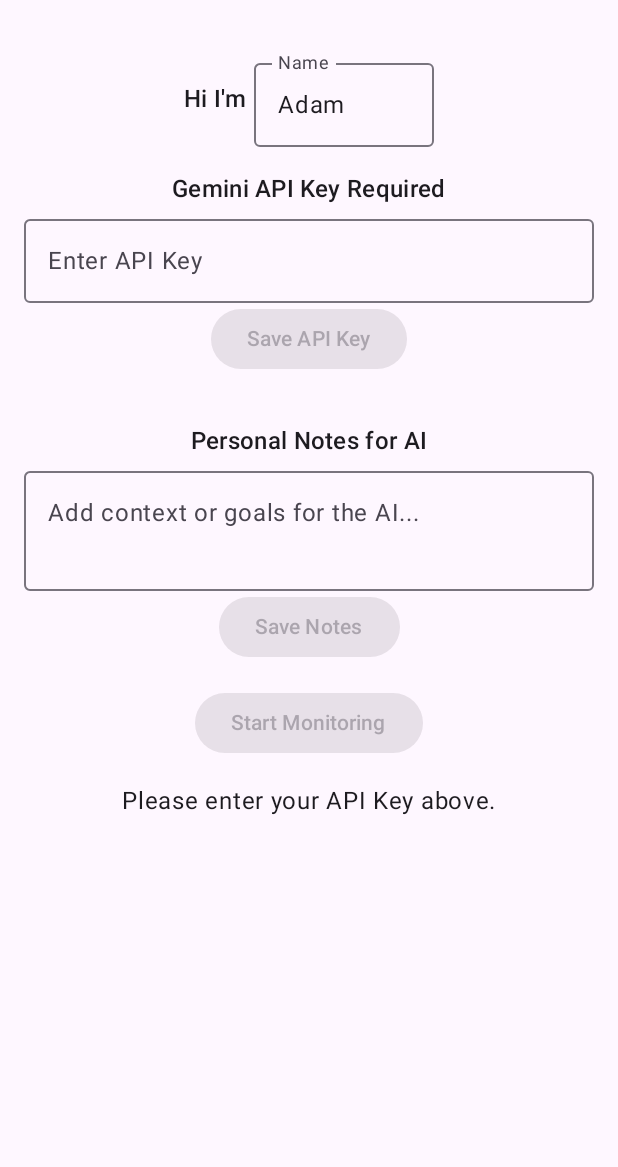
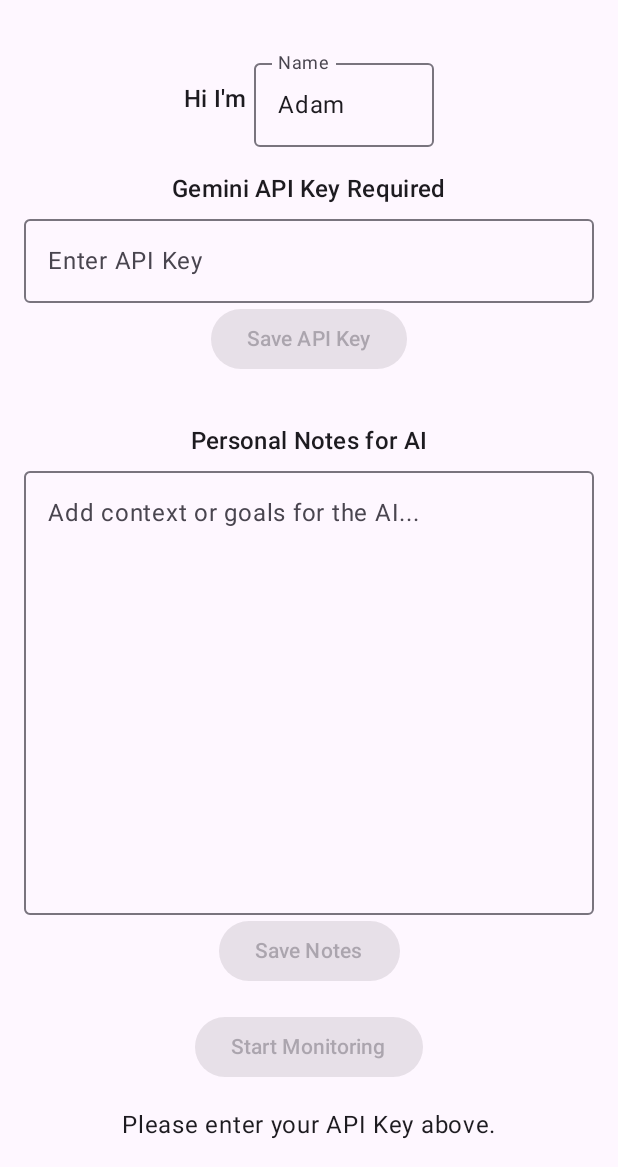
Before and after one commit to Fdondi/distraction-linter, an Android app built with Jetpack Compose: the screen it shows after launch (MainActivity), on a phone screen of 412 x 824 dp, the part 69-1236 px from its top. Run offline under Robolectric (Android 15) with nearby library versions, the phone set to English and light mode, and no system bars.

Commit message:
add scrollbar to instructions text

```diff
--- a/app/build.gradle.kts
+++ b/app/build.gradle.kts
@@ -77,9 +77,11 @@ dependencies {
     implementation(libs.kotlinx.coroutines.android)
     implementation(libs.androidx.navigation.compose)
     implementation(libs.androidx.material.icons.extended)
+    implementation("androidx.compose.foundation:foundation")
 
     // Handlebars for proper templating
     implementation("com.github.jknack:handlebars:4.4.0")
+    implementation(libs.androidx.compose.runtime)
 
     testImplementation(libs.junit)
     androidTestImplementation(libs.androidx.junit)
--- a/app/src/main/java/com/example/timelinter/MainActivity.kt
+++ b/app/src/main/java/com/example/timelinter/MainActivity.kt
@@ -12,9 +12,8 @@ import android.util.Log
 import androidx.activity.ComponentActivity
 import androidx.activity.compose.setContent
 import androidx.activity.result.contract.ActivityResultContracts
-import androidx.compose.foundation.background
 import androidx.compose.foundation.layout.*
-import androidx.compose.foundation.shape.RoundedCornerShape
+// import androidx.compose.foundation.shape.RoundedCornerShape // Not used after removing Box with border
 import androidx.compose.material.icons.Icons
 import androidx.compose.material.icons.automirrored.filled.List
 import androidx.compose.material.icons.filled.Timer
@@ -28,6 +27,16 @@ import androidx.compose.ui.text.input.PasswordVisualTransformation
 import androidx.compose.ui.unit.dp
 import androidx.compose.ui.res.stringResource
 import androidx.core.content.ContextCompat
+import com.example.timelinter.ui.components.ScrollableTextFieldWithScrollbar
+
+// Removed Desktop-specific or BasicTextField-specific imports:
+// import androidx.compose.foundation.text.BasicTextField
+// import androidx.compose.foundation.rememberScrollState
+// import androidx.compose.foundation.verticalScroll
+// import androidx.compose.foundation.VerticalScrollbar
+// import androidx.compose.foundation.rememberScrollbarAdapter
+// import androidx.compose.foundation.border
+// import androidx.compose.material3.LocalTextStyle
 
 class MainActivity : ComponentActivity() {
 
@@ -261,15 +270,9 @@ class MainActivity : ComponentActivity() {
     private fun isServiceRunning(serviceClass: Class<*>): Boolean {
         val manager = getSystemService(Context.ACTIVITY_SERVICE) as android.app.ActivityManager
         // Use the modern approach for checking running services
-        return if (Build.VERSION.SDK_INT >= Build.VERSION_CODES.M) {
-            manager.getRunningAppProcesses()?.any { processInfo ->
-                processInfo.processName == packageName && processInfo.importance == android.app.ActivityManager.RunningAppProcessInfo.IMPORTANCE_FOREGROUND_SERVICE
-            } ?: false
-        } else {
-            // Fallback for older versions - check if service is bound or running
-            // This is a simplified check since getRunningServices is deprecated
-            false
-        }
+        return manager.runningAppProcesses?.any { processInfo ->
+            processInfo.processName == packageName && processInfo.importance == android.app.ActivityManager.RunningAppProcessInfo.IMPORTANCE_FOREGROUND_SERVICE
+        } ?: false
     }
 }
 
@@ -390,14 +393,15 @@ fun TimeLinterApp(
                 text = "Personal Notes for AI",
                 style = MaterialTheme.typography.titleMedium
             )
-            OutlinedTextField(
+            ScrollableTextFieldWithScrollbar (
                 value = userNotesInput,
                 onValueChange = { userNotesInput = it },
-                label = { Text("Add context or goals for the AI...") },
-                placeholder = { Text("e.g., I'm trying to focus on work, help me stay productive") },
-                modifier = Modifier.fillMaxWidth(),
-                minLines = 2,
-                maxLines = 4
+                label = "Add context or goals for the AI..." ,
+                // placeholder = { Text("e.g., I'm trying to focus on work, help me stay productive") },
+                modifier = Modifier
+                    .fillMaxWidth()
+                    .weight(1f), // Make it expand
+                // minLines = 8 // Increase default size, allows it to grow beyond this too
             )
             Button(
                 onClick = { onSaveUserNotes(userNotesInput) },
--- /dev/null
+++ b/app/src/main/java/com/example/timelinter/ui/components/ScrollableTextFieldWithScrollbar.kt
@@ -0,0 +1,85 @@
+package com.example.timelinter.ui.components
+
+import androidx.compose.foundation.background
+import androidx.compose.foundation.layout.Box
+import androidx.compose.foundation.layout.fillMaxHeight
+import androidx.compose.foundation.layout.fillMaxSize
+import androidx.compose.foundation.layout.height
+import androidx.compose.foundation.layout.offset
+import androidx.compose.foundation.layout.padding
+import androidx.compose.foundation.layout.width
+import androidx.compose.foundation.rememberScrollState
+import androidx.compose.foundation.shape.RoundedCornerShape
+import androidx.compose.foundation.verticalScroll
+import androidx.compose.material3.OutlinedTextField
+import androidx.compose.material3.Text
+import androidx.compose.runtime.Composable
+import androidx.compose.runtime.getValue
+import androidx.compose.runtime.mutableIntStateOf
+import androidx.compose.runtime.remember
+import androidx.compose.runtime.setValue
+import androidx.compose.ui.Alignment
+import androidx.compose.ui.Modifier
+import androidx.compose.ui.draw.clip
+import androidx.compose.ui.graphics.Color
+import androidx.compose.ui.layout.onSizeChanged
+import androidx.compose.ui.platform.LocalDensity
+import androidx.compose.ui.unit.IntOffset
+import androidx.compose.ui.unit.dp
+
+@Composable
+fun ScrollableTextFieldWithScrollbar(
+    value: String,
+    onValueChange: (String) -> Unit,
+    modifier: Modifier = Modifier,
+    label: String = "Notes"
+) {
+    val scrollState = rememberScrollState()
+    var viewportPx by remember { mutableIntStateOf(0) }
+    val density = LocalDensity.current
+
+    Box(
+        modifier
+            .onSizeChanged { viewportPx = it.height } // height of visible area
+    ) {
+        OutlinedTextField(
+            value = value,
+            onValueChange = onValueChange,
+            label = { Text(label) },
+            modifier = Modifier
+                .fillMaxSize()
+                .verticalScroll(scrollState), // important: make the text scrollable
+            maxLines = Int.MAX_VALUE,
+        )
+
+        // Draw a thumb if overflowed
+        if (scrollState.maxValue > 0 && viewportPx > 0) {
+            val viewportF = viewportPx.toFloat()
+            val contentF = viewportF + scrollState.maxValue.toFloat()
+
+            val proportion = (viewportF / contentF).coerceIn(0f, 1f)
+            val thumbHeightPx = (viewportF * proportion)
+                .coerceAtLeast(with(density) { 24.dp.toPx() })
+
+            val trackRange = viewportF - thumbHeightPx
+            val progress = scrollState.value.toFloat() / scrollState.maxValue.toFloat()
+            val thumbOffsetPx = (trackRange * progress)
+
+            Box(
+                Modifier
+                    .fillMaxHeight()
+                    .align(Alignment.CenterEnd)
+                    .padding(end = 4.dp) // leave room outside the border
+            ) {
+                Box(
+                    Modifier
+                        .width(3.dp)
+                        .offset { IntOffset(0, thumbOffsetPx.toInt()) }
+                        .height(with(density) { thumbHeightPx.toDp() })
+                        .clip(RoundedCornerShape(3.dp))
+                        .background(Color.Black.copy(alpha = 0.35f))
+                )
+            }
+        }
+    }
+}
--- a/gradle/libs.versions.toml
+++ b/gradle/libs.versions.toml
@@ -12,6 +12,7 @@ composeBom = "2024.09.00"
 securityCrypto = "1.1.0-alpha06"
 generativeai = "0.5.0"
 kotlinxCoroutines = "1.7.3"
+runtime = "1.9.0"
 
 [libraries]
 androidx-core-ktx = { group = "androidx.core", name = "core-ktx", version.ref = "coreKtx" }
@@ -34,6 +35,7 @@ google-ai-client-generativeai = { group = "com.google.ai.client.generativeai", n
 kotlinx-coroutines-android = { group = "org.jetbrains.kotlinx", name = "kotlinx-coroutines-android", version.ref = "kotlinxCoroutines" }
 androidx-navigation-compose = { group = "androidx.navigation", name = "navigation-compose", version = "2.7.7" }
 androidx-material-icons-extended = { group = "androidx.compose.material", name = "material-icons-extended", version = "1.6.7" }
+androidx-compose-runtime = { group = "androidx.compose.runtime", name = "runtime", version.ref = "runtime" }
 
 [plugins]
 android-application = { id = "com.android.application", version.ref = "agp" }
```
Also changed, not shown: app/src/main/java/com/example/timelinter/AppUsageMonitorService.kt (+4 -4 lines).
